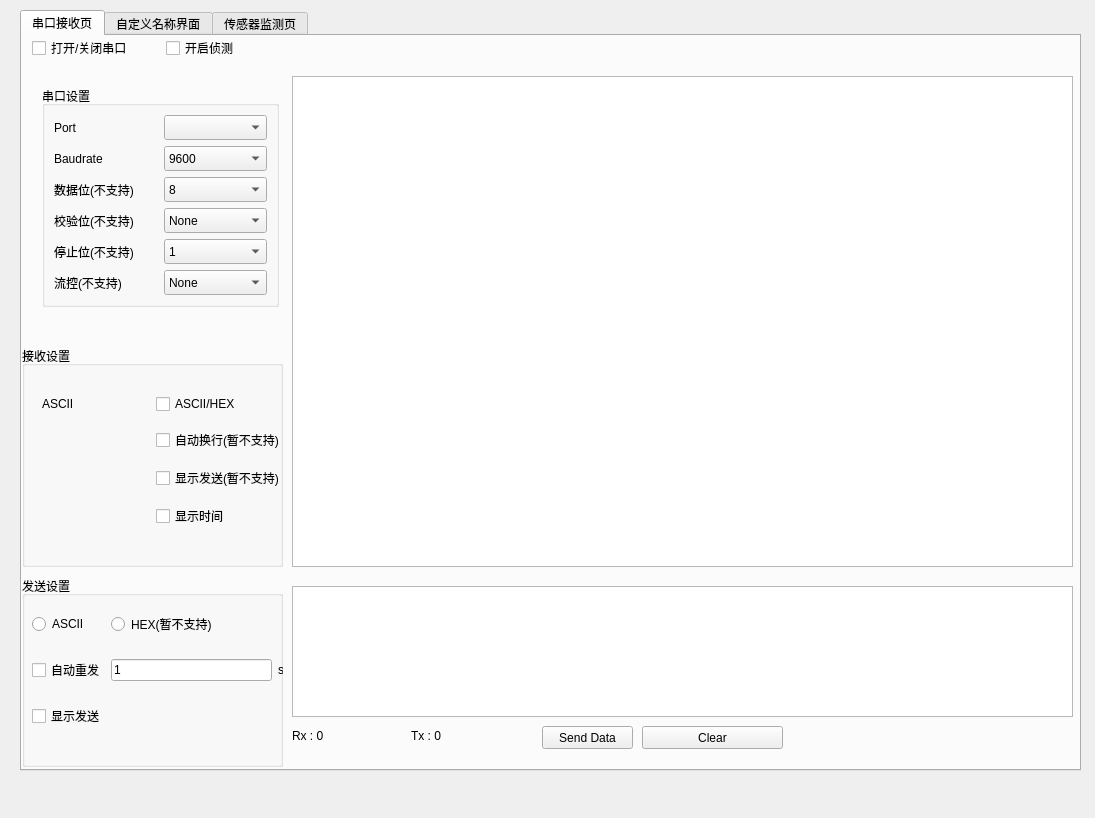
Old version of the form SerialPort.ui in the repository Shy1011/Python_Serial.
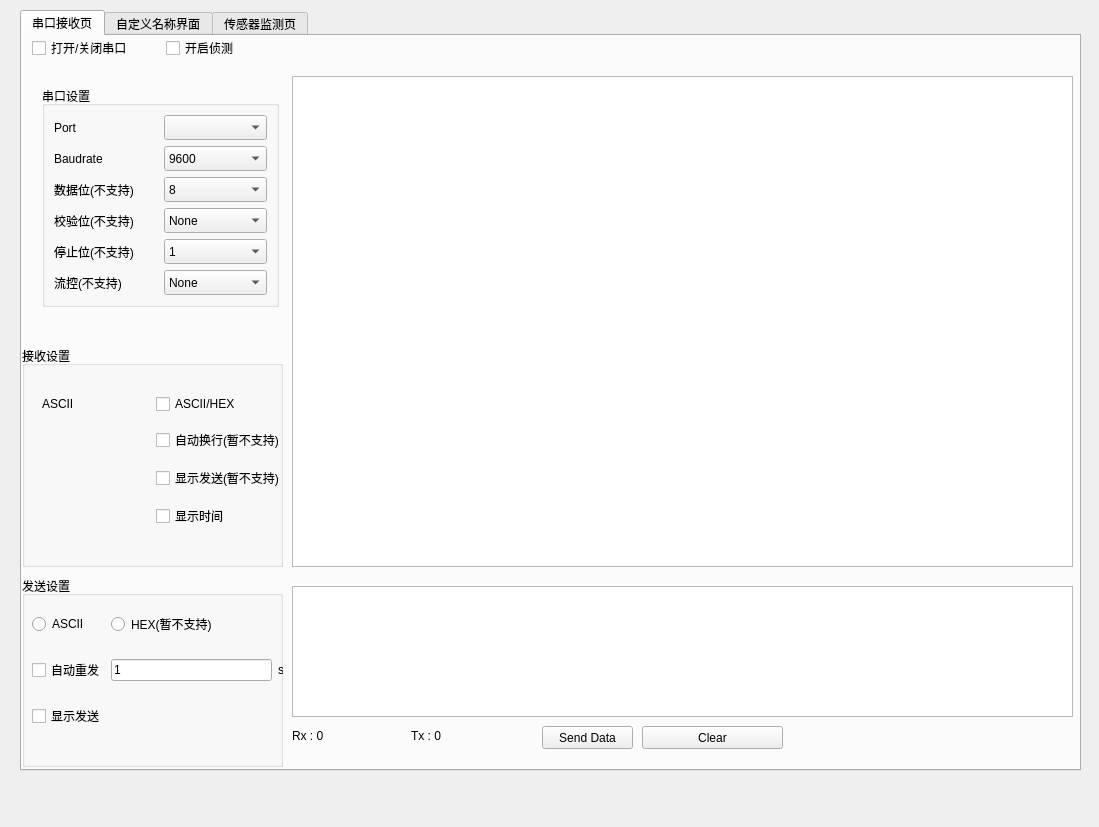
New version of the form.

Diff of the .ui file:
```diff
--- a/SerialPort.ui
+++ b/SerialPort.ui
@@ -6,8 +6,8 @@
    <rect>
     <x>0</x>
     <y>0</y>
-    <width>1095</width>
-    <height>818</height>
+    <width>1099</width>
+    <height>827</height>
    </rect>
   </property>
   <property name="windowTitle">
```
